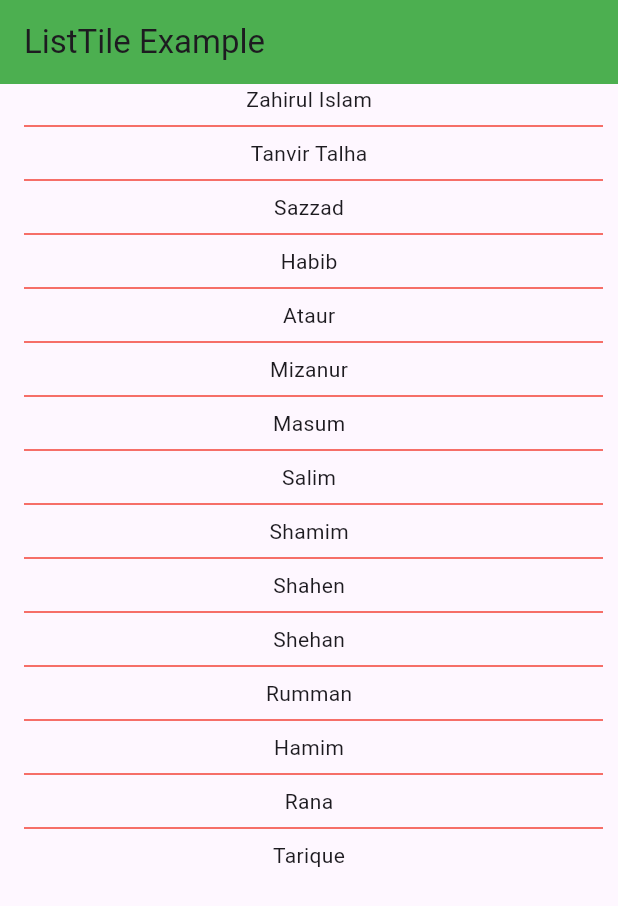
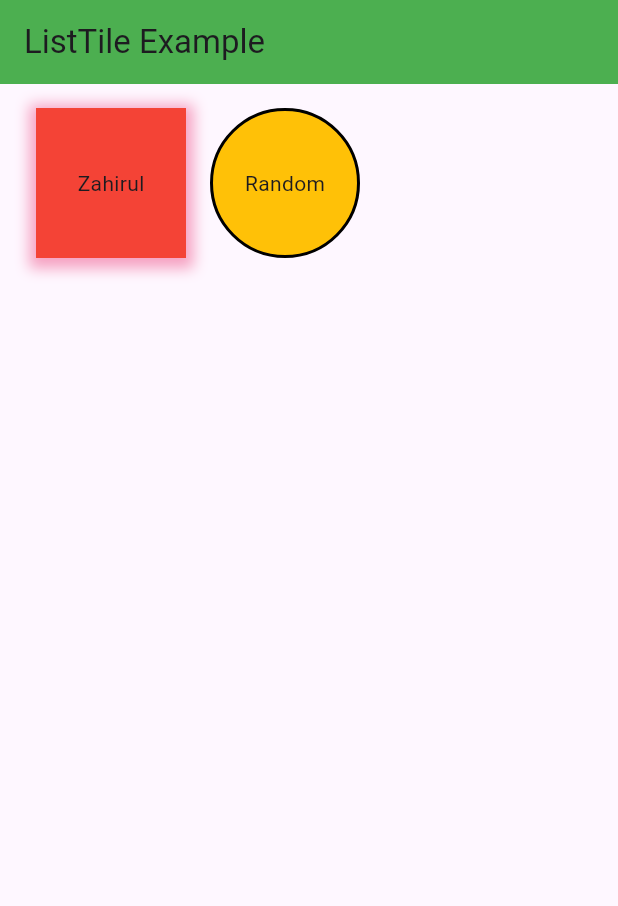
Before and after one commit to Zahirul064/live_class_project, a Flutter app: the screen it shows after launch, on a phone screen of 412 x 824 dp. Shown: the top 906 px of the screen. Run offline on Flutter 3.47's test engine with Material 3 defaults, Android fonts, the phone set to English and light mode, and no system bars.

Commit message:
new updated

```diff
--- a/lib/main.dart
+++ b/lib/main.dart
@@ -2,7 +2,7 @@ import 'package:flutter/material.dart';
 
 // Gridview, ListTile, Form, GolablKey, Key
 
-// ListView.separated, Continuant
+// ListView.separated, Container
 
 void main() {
   runApp(HelloWorldApp());
@@ -50,7 +50,42 @@ class Home extends StatelessWidget {
         title: Text('ListTile Example'),
         backgroundColor: Colors.green,
       ),
-      body: ListView.separated(
+      // Container
+      body: Row(
+        children: [
+          Container(
+            width: 100,
+            height: 100,
+            alignment: Alignment.center,
+            decoration: BoxDecoration(color: Colors.red, boxShadow: <BoxShadow>[
+              BoxShadow(
+                color: Colors.pink.withOpacity(0.4),
+                spreadRadius: 5,
+                blurRadius: 7,
+                offset: Offset(0, 2),
+              )
+            ]),
+            margin: EdgeInsets.only(left: 24),
+            child: Text('Zahirul'),
+          ),
+          Container(
+            width: 100,
+            height: 100,
+            alignment: Alignment.center,
+            margin: EdgeInsets.all(16),
+            padding: EdgeInsets.all(8),
+            decoration: BoxDecoration(
+              color: Colors.amber,
+              border: Border.all(color: Colors.black, width: 2),
+              shape: BoxShape.circle,
+              //borderRadius: BorderRadius.circular(26)
+            ),
+            child: Text('Random'),
+          ),
+        ],
+      ),
+
+      /*body: ListView.separated(
 
           itemCount: friendList.length,
           itemBuilder: (BuildContext context, int index) {
@@ -81,7 +116,7 @@ class Home extends StatelessWidget {
 
           );
         },
-      ),
+      ),*/
 
 /*
       body: Padding(
```
